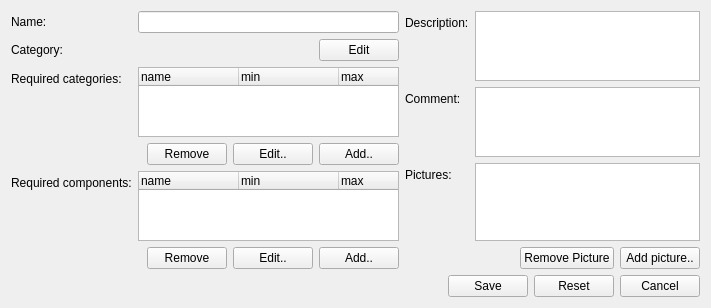
Above: client/uiforms/recipe_edit.ui from Wolframe/configurator before the change. Below: the same form after it.
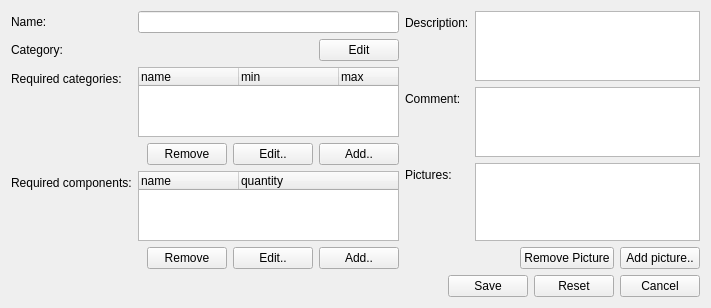
That is the form after the change.

Commit message: fixed pictures in recipe_edit (using recipe pictures, not component pictures) recipe components have only a quantity, not a min and a max

Diff of the .ui file:
```diff
--- a/client/uiforms/recipe_edit.ui
+++ b/client/uiforms/recipe_edit.ui
@@ -285,12 +285,7 @@
        </column>
        <column>
         <property name="text">
-         <string>min</string>
-        </property>
-       </column>
-       <column>
-        <property name="text">
-         <string>max</string>
+         <string>quantity</string>
         </property>
        </column>
       </widget>
```
Left out of the diff: 10 changed lines with no effect on the pictures. The commit also changes 3 other files.
